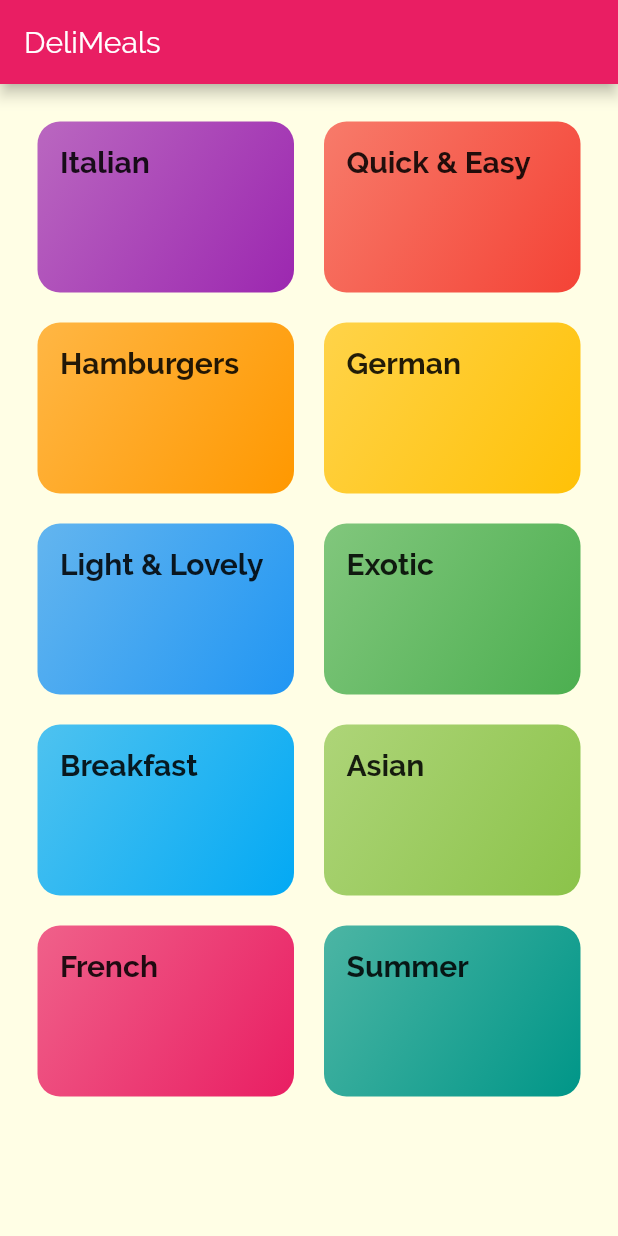
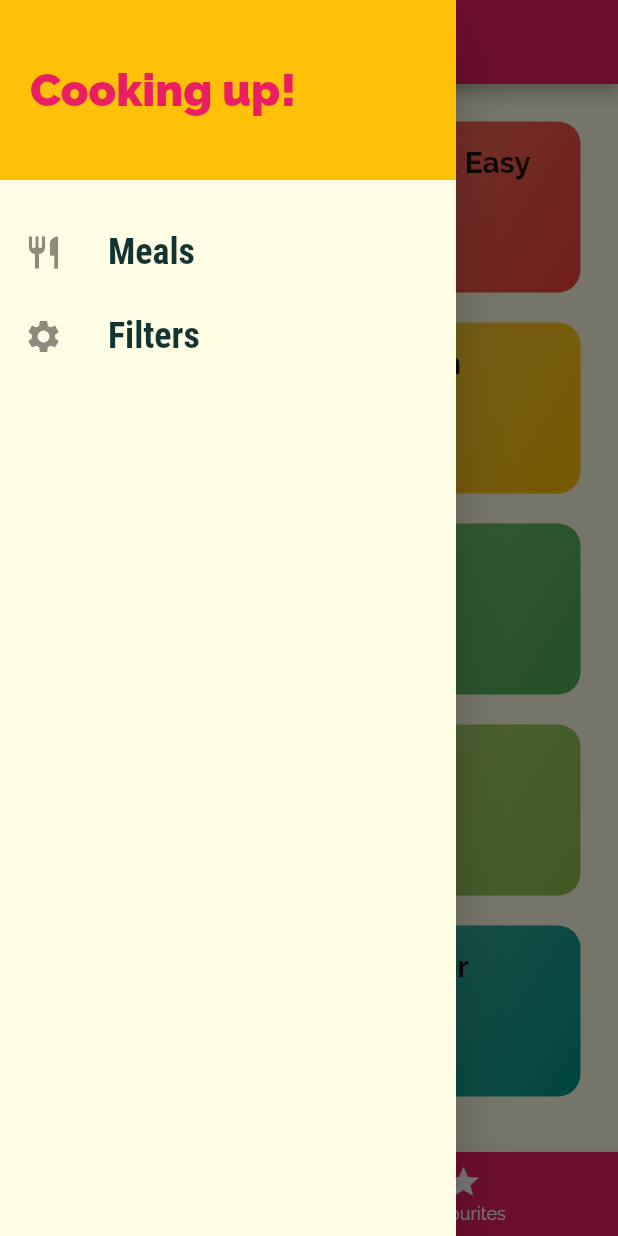
Before and after one commit to diwpro007/food_app_flutter, a Flutter app: the screen it shows after launch, with the side drawer open (before the commit the screen has no drawer), on a phone screen of 412 x 824 dp. Run offline on Flutter 3.47's test engine with Material 2 defaults, Android fonts, the phone set to English and light mode, and no system bars.

Commit message:
Added the favourites section

```diff
--- a/lib/main.dart
+++ b/lib/main.dart
@@ -1,11 +1,72 @@
 import 'package:flutter/material.dart';
-import 'package:food_app_flutter/screens/category_meals_screen.dart';
-import 'package:food_app_flutter/screens/categories_screen.dart';
-import 'package:food_app_flutter/screens/meal_detail_screen.dart';
+
+import './models/meal.dart';
+import './screens/category_meals_screen.dart';
+import './screens/categories_screen.dart';
+import './screens/filters_screen.dart';
+import './screens/meal_detail_screen.dart';
+import './screens/tabs_screen.dart';
+import './widgets/dummy_data.dart';
 
 void main() => runApp(MyApp());
 
-class MyApp extends StatelessWidget {
+class MyApp extends StatefulWidget {
+  @override
+  _MyAppState createState() => _MyAppState();
+}
+
+class _MyAppState extends State<MyApp> {
+  Map<String, bool> _filters = {
+    'gluten': false,
+    'lactose': false,
+    'vegan': false,
+    'vegetarian': false,
+  };
+
+  List<Meal> _availableMeals = DUMMY_MEALS;
+  List<Meal> _favouriteMeals = [];
+
+  void _setFilters(Map<String, bool> filterData) {
+    setState(() {
+      _filters = filterData;
+
+      _availableMeals = DUMMY_MEALS.where((meal) {
+        if (_filters['gluten'] && !meal.isGlutenFree) {
+          return false;
+        }
+        if (_filters['lactose'] && !meal.isLactoseFree) {
+          return false;
+        }
+        if (_filters['vegan'] && !meal.isVegan) {
+          return false;
+        }
+        if (_filters['vegetarian'] && !meal.isVegetarian) {
+          return false;
+        }
+        return true;
+      }).toList();
+    });
+  }
+
+  void _toggleFavorite(String mealId) {
+    final existingIndex =
+        _favouriteMeals.indexWhere((meal) => meal.id == mealId);
+    if (existingIndex >= 0) {
+      setState(() {
+        _favouriteMeals.removeAt(existingIndex);
+      });
+    } else {
+      setState(() {
+        _favouriteMeals
+            .add(DUMMY_MEALS.firstWhere((meal) => meal.id == mealId));
+      });
+    }
+  }
+
+  bool _isMealFavourite(String id) {
+    return _favouriteMeals.any((meal) => meal.id == id);
+  }
+
   @override
   Widget build(BuildContext context) {
     return MaterialApp(
@@ -30,9 +91,23 @@ class MyApp extends StatelessWidget {
       ),
       initialRoute: '/',
       routes: {
-        '/': (ctx) => CategoriesScreen(),
-        CategoryMealsScreen.routeName: (ctx) => CategoryMealsScreen(),
-        MealDetailScreen.routeName: (ctx) => MealDetailScreen(),
+        '/': (ctx) => TabsScreen(_favouriteMeals),
+        CategoryMealsScreen.routeName: (ctx) =>
+            CategoryMealsScreen(_availableMeals),
+        MealDetailScreen.routeName: (ctx) =>
+            MealDetailScreen(_toggleFavorite, _isMealFavourite),
+        FiltersScreen.routeName: (ctx) => FiltersScreen(_filters, _setFilters),
+      },
+      // onGenerateRoute: (settings) {
+      //   print(settings.arguments);
+      // return MaterialPageRoute(
+      //   builder: (ctx) => CategoriesScreen(),
+      // );
+      // },
+      onUnknownRoute: (settins) {
+        return MaterialPageRoute(
+          builder: (ctx) => CategoriesScreen(),
+        );
       },
     );
   }
--- a/lib/screens/categories_screen.dart
+++ b/lib/screens/categories_screen.dart
@@ -5,11 +5,7 @@ import '../widgets/dummy_data.dart';
 class CategoriesScreen extends StatelessWidget {
   @override
   Widget build(BuildContext context) {
-    return Scaffold(
-      appBar: AppBar(
-        title: const Text('DeliMeals'),
-      ),
-      body: GridView(
+    return GridView(
       padding: EdgeInsets.all(25),
       children: DUMMY_CATEGORIES
           .map(
@@ -26,7 +22,6 @@ class CategoriesScreen extends StatelessWidget {
         crossAxisSpacing: 20,
         mainAxisSpacing: 20,
       ),
-      ),
     );
   }
 }
--- /dev/null
+++ b/lib/screens/tabs_screen.dart
@@ -0,0 +1,72 @@
+import 'package:flutter/material.dart';
+import 'package:food_app_flutter/models/meal.dart';
+import 'package:food_app_flutter/screens/categories_screen.dart';
+import 'package:food_app_flutter/screens/favourites_screen.dart';
+import 'package:food_app_flutter/widgets/main_drawer.dart';
+
+class TabsScreen extends StatefulWidget {
+  final List<Meal> favouriteMeals;
+
+  TabsScreen(this.favouriteMeals);
+
+  @override
+  _TabsScreenState createState() => _TabsScreenState();
+}
+
+class _TabsScreenState extends State<TabsScreen> {
+  List<Map<String, Object>> _pages;
+
+  int _selectedPageIndex = 0;
+
+  @override
+  void initState() {
+    _pages = [
+      {'page': CategoriesScreen(), 'title': 'Categories'},
+      {
+        'page': FavouritesScreen(widget.favouriteMeals),
+        'title': 'Your Favorite'
+      },
+    ];
+
+    super.initState();
+  }
+
+  void _selectPage(int index) {
+    setState(() {
+      _selectedPageIndex = index;
+    });
+  }
+
+  @override
+  Widget build(BuildContext context) {
+    return Scaffold(
+      appBar: AppBar(
+        title: Text(
+          _pages[_selectedPageIndex]['title'],
+        ),
+      ),
+      drawer: MainDrawer(),
+      body: _pages[_selectedPageIndex]['page'],
+      bottomNavigationBar: BottomNavigationBar(
+        backgroundColor: Theme.of(context).primaryColor,
+        unselectedItemColor: Colors.white,
+        selectedItemColor: Theme.of(context).accentColor,
+        currentIndex: _selectedPageIndex,
+        // type: BottomNavigationBarType.shifting,
+        onTap: _selectPage,
+        items: [
+          BottomNavigationBarItem(
+            backgroundColor: Theme.of(context).primaryColor,
+            icon: Icon(Icons.category),
+            title: Text("Categories"),
+          ),
+          BottomNavigationBarItem(
+            backgroundColor: Theme.of(context).primaryColor,
+            icon: Icon(Icons.star),
+            title: Text("Favourites"),
+          ),
+        ],
+      ),
+    );
+  }
+}
--- /dev/null
+++ b/lib/widgets/main_drawer.dart
@@ -0,0 +1,61 @@
+import 'package:flutter/material.dart';
+import 'package:food_app_flutter/screens/filters_screen.dart';
+
+class MainDrawer extends StatelessWidget {
+  Widget buildListTile(String title, IconData icon, Function tapHandler) {
+    return ListTile(
+      leading: Icon(
+        icon,
+        size: 26,
+      ),
+      title: Text(
+        title,
+        style: TextStyle(
+          fontFamily: 'RobotoCondensed',
+          fontSize: 24,
+          fontWeight: FontWeight.bold,
+        ),
+      ),
+      onTap: tapHandler,
+    );
+  }
+
+  @override
+  Widget build(BuildContext context) {
+    return Drawer(
+      child: Column(
+        children: <Widget>[
+          Container(
+            height: 120,
+            width: double.infinity,
+            padding: EdgeInsets.all(20),
+            alignment: Alignment.centerLeft,
+            color: Theme.of(context).accentColor,
+            child: Text(
+              'Cooking up!',
+              style: TextStyle(
+                fontWeight: FontWeight.w900,
+                fontSize: 30,
+                color: Theme.of(context).primaryColor,
+              ),
+            ),
+          ),
+          SizedBox(
+            height: 20,
+          ),
+          buildListTile(
+            'Meals',
+            Icons.restaurant,
+            () => Navigator.of(context).pushReplacementNamed('/'),
+          ),
+          buildListTile(
+            'Filters',
+            Icons.settings,
+            () => Navigator.of(context)
+                .pushReplacementNamed(FiltersScreen.routeName),
+          ),
+        ],
+      ),
+    );
+  }
+}
```
Also changed, not shown: lib/screens/category_meals_screen.dart (+45 -12 lines), lib/screens/favourites_screen.dart (added, +32 -0 lines), lib/screens/filters_screen.dart (added, +128 -0 lines), lib/screens/meal_detail_screen.dart (+91 -3 lines), lib/widgets/meal_item.dart (+8 -2 lines), pubspec.lock. Lines whose indentation alone changed are shown as unchanged.
